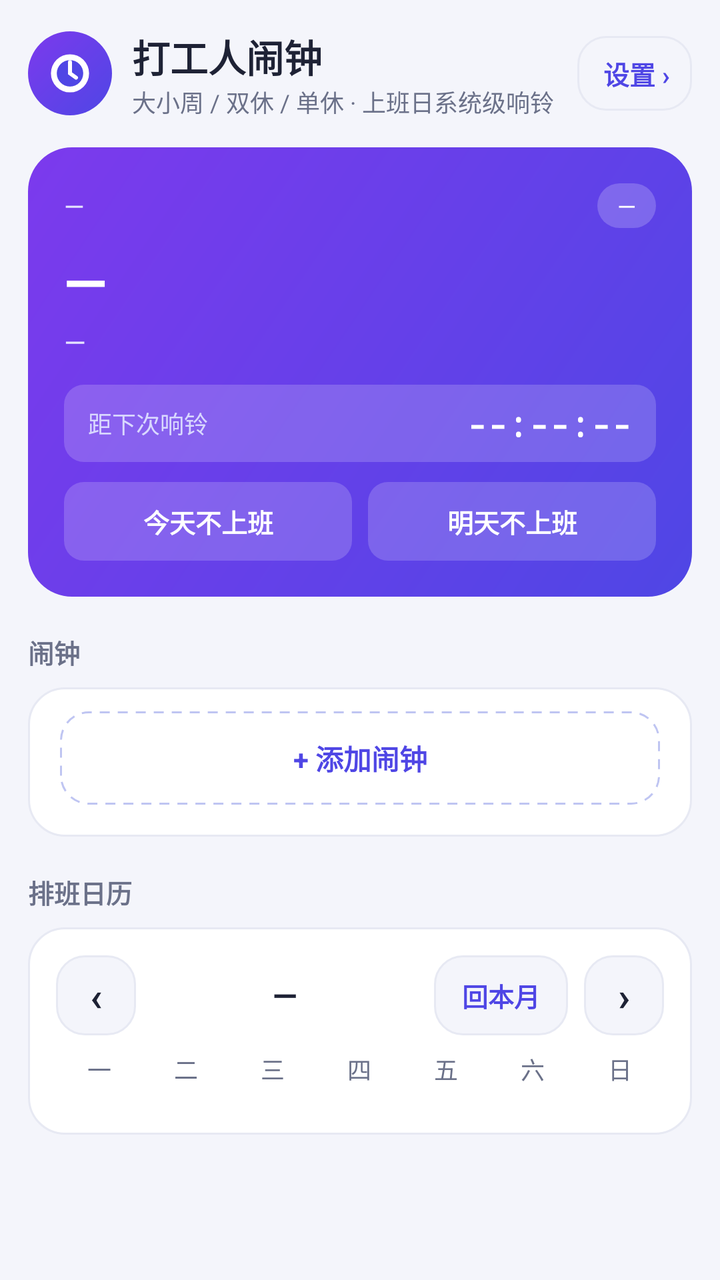
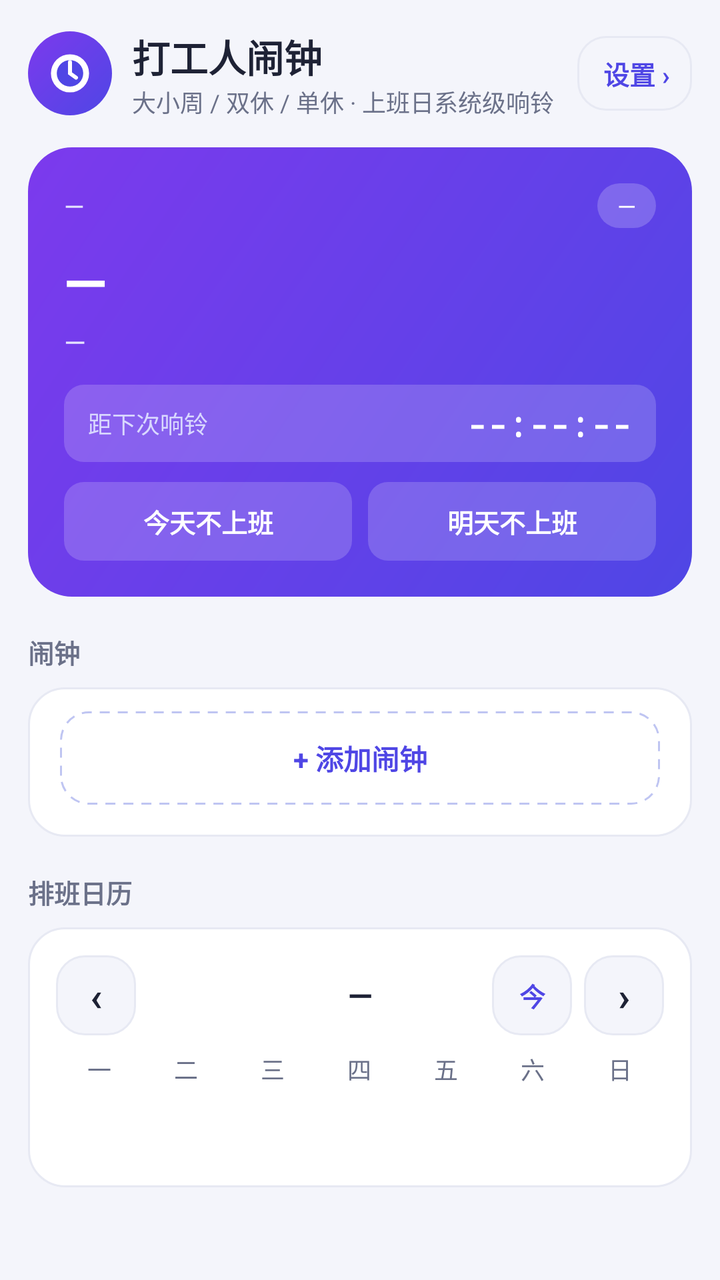

Two renders of the same Android screen: before a commit and after it. Below are the layout's source before the change and the commit's diff.
<!-- AndroidManifest.xml: application theme Theme.WeekdayAlarm -->
<!-- res/layout/activity_main.xml -->
<?xml version="1.0" encoding="utf-8"?>
<ScrollView xmlns:android="http://schemas.android.com/apk/res/android"
    android:layout_width="match_parent"
    android:layout_height="match_parent"
    android:background="@color/bg"
    android:fitsSystemWindows="true">

    <LinearLayout
        android:layout_width="match_parent"
        android:layout_height="wrap_content"
        android:orientation="vertical"
        android:padding="14dp">

        
        <LinearLayout
            android:layout_width="match_parent"
            android:layout_height="wrap_content"
            android:orientation="horizontal"
            android:gravity="center_vertical"
            android:layout_marginBottom="14dp">

            <ImageView
                android:layout_width="42dp"
                android:layout_height="42dp"
                android:background="@drawable/bg_hero"
                android:padding="@dimen/space_8"
                android:contentDescription="@null"
                android:src="@drawable/ic_clock_white" />

            <LinearLayout
                android:layout_width="0dp"
                android:layout_height="wrap_content"
                android:layout_weight="1"
                android:orientation="vertical"
                android:layout_marginStart="@dimen/space_10">

                <TextView
                    android:layout_width="wrap_content"
                    android:layout_height="wrap_content"
                    android:text="打工人闹钟"
                    android:textColor="@color/ink"
                    android:textSize="19sp"
                    android:textStyle="bold" />

                <TextView
                    android:layout_width="wrap_content"
                    android:layout_height="wrap_content"
                    android:text="大小周 / 双休 / 单休 · 上班日系统级响铃"
                    android:textColor="@color/sub"
                    android:textSize="12sp" />
            </LinearLayout>

            
            <TextView
                android:id="@+id/btn_settings_entry"
                android:layout_width="wrap_content"
                android:layout_height="wrap_content"
                android:layout_marginStart="@dimen/space_8"
                android:background="@drawable/bg_time_outline"
                android:clickable="true"
                android:focusable="true"
                android:paddingStart="13dp"
                android:paddingEnd="11dp"
                android:paddingTop="9dp"
                android:paddingBottom="9dp"
                android:text="设置 ›"
                android:textColor="@color/indigo"
                android:textSize="13sp"
                android:textStyle="bold" />
        </LinearLayout>

        
        <LinearLayout
            android:id="@+id/row_ringing"
            android:layout_width="match_parent"
            android:layout_height="52dp"
            android:layout_marginTop="@dimen/space_12"
            android:background="@drawable/bg_card"
            android:gravity="center_vertical"
            android:orientation="horizontal"
            android:paddingStart="@dimen/space_16"
            android:paddingEnd="@dimen/space_12"
            android:visibility="gone">

            <TextView
                android:layout_width="0dp"
                android:layout_height="wrap_content"
                android:layout_weight="1"
                android:text="闹钟正在响"
                android:textColor="@color/danger"
                android:textSize="15sp"
                android:textStyle="bold" />

            <TextView
                android:id="@+id/btn_stop_ringing"
                android:layout_width="wrap_content"
                android:layout_height="wrap_content"
                android:background="@drawable/bg_time_outline"
                android:clickable="true"
                android:focusable="true"
                android:paddingStart="18dp"
                android:paddingTop="@dimen/space_8"
                android:paddingEnd="18dp"
                android:paddingBottom="@dimen/space_8"
                android:text="停止"
                android:textColor="@color/ink"
                android:textSize="14sp"
                android:textStyle="bold" />
        </LinearLayout>

        
        <LinearLayout
            android:layout_width="match_parent"
            android:layout_height="wrap_content"
            android:orientation="vertical"
            android:background="@drawable/bg_hero"
            android:padding="18dp">

            <LinearLayout
                android:layout_width="match_parent"
                android:layout_height="wrap_content"
                android:orientation="horizontal"
                android:gravity="center_vertical">

                
                <LinearLayout
                    android:layout_width="0dp"
                    android:layout_height="wrap_content"
                    android:layout_weight="1"
                    android:orientation="vertical">

                    <TextView
                        android:id="@+id/tv_today_date"
                        android:layout_width="wrap_content"
                        android:layout_height="wrap_content"
                        android:text="—"
                        android:textColor="#E6E4FF"
                        android:textSize="13sp" />

                    <TextView
                        android:id="@+id/tv_today_lunar"
                        android:layout_width="wrap_content"
                        android:layout_height="wrap_content"
                        android:layout_marginTop="1dp"
                        android:text=""
                        android:textColor="#C9CEFD"
                        android:textSize="11sp"
                        android:visibility="gone" />
                </LinearLayout>

                <TextView
                    android:id="@+id/tv_week_chip"
                    style="@style/WeekChip"
                    android:layout_width="wrap_content"
                    android:layout_height="wrap_content"
                    android:text="—" />
            </LinearLayout>

            <TextView
                android:id="@+id/tv_today_status"
                android:layout_width="wrap_content"
                android:layout_height="wrap_content"
                android:layout_marginTop="@dimen/space_8"
                android:text="—"
                android:textColor="@color/white"
                android:textSize="28sp"
                android:textStyle="bold" />

            <TextView
                android:id="@+id/tv_today_sub"
                android:layout_width="match_parent"
                android:layout_height="wrap_content"
                android:layout_marginTop="@dimen/space_2"
                android:text="—"
                android:textColor="#E6E4FF"
                android:textSize="14sp"
                android:lineSpacingMultiplier="1.15" />

            
            <TextView
                android:id="@+id/tv_holiday_countdown"
                android:layout_width="match_parent"
                android:layout_height="wrap_content"
                android:layout_marginTop="@dimen/space_2"
                android:text=""
                android:textColor="#C9CEFD"
                android:textSize="12sp"
                android:visibility="gone" />

            
            <LinearLayout
                android:id="@+id/box_countdown"
                android:layout_width="match_parent"
                android:layout_height="wrap_content"
                android:layout_marginTop="@dimen/space_12"
                android:background="@drawable/bg_hero_pill"
                android:gravity="center_vertical"
                android:orientation="horizontal"
                android:paddingStart="@dimen/space_12"
                android:paddingEnd="@dimen/space_12"
                android:paddingTop="@dimen/space_8"
                android:paddingBottom="@dimen/space_8">

                <TextView
                    android:id="@+id/tv_countdown_label"
                    android:layout_width="0dp"
                    android:layout_height="wrap_content"
                    android:layout_weight="1"
                    android:ellipsize="end"
                    android:maxLines="1"
                    android:text="距下次响铃"
                    android:textColor="#D9D8FF"
                    android:textSize="12sp" />

                <TextView
                    android:id="@+id/tv_countdown"
                    android:layout_width="wrap_content"
                    android:layout_height="wrap_content"
                    android:fontFamily="monospace"
                    android:text="--:--:--"
                    android:textColor="@color/white"
                    android:textSize="17sp"
                    android:textStyle="bold" />
            </LinearLayout>

            
            <LinearLayout
                android:layout_width="match_parent"
                android:layout_height="wrap_content"
                android:layout_marginTop="@dimen/space_10"
                android:orientation="horizontal">

                <TextView
                    android:id="@+id/btn_day_off"
                    android:layout_width="0dp"
                    android:layout_height="wrap_content"
                    android:layout_weight="1"
                    android:background="@drawable/bg_hero_pill"
                    android:clickable="true"
                    android:focusable="true"
                    android:gravity="center"
                    android:maxLines="1"
                    android:paddingTop="@dimen/space_10"
                    android:paddingBottom="@dimen/space_10"
                    android:text="今天不上班"
                    android:textColor="@color/white"
                    android:textSize="13sp"
                    android:textStyle="bold" />

                <TextView
                    android:id="@+id/btn_day_off_tomorrow"
                    android:layout_width="0dp"
                    android:layout_height="wrap_content"
                    android:layout_weight="1"
                    android:layout_marginStart="@dimen/space_8"
                    android:background="@drawable/bg_hero_pill"
                    android:clickable="true"
                    android:focusable="true"
                    android:gravity="center"
                    android:maxLines="1"
                    android:paddingTop="@dimen/space_10"
                    android:paddingBottom="@dimen/space_10"
                    android:text="明天不上班"
                    android:textColor="@color/white"
                    android:textSize="13sp"
                    android:textStyle="bold" />

            </LinearLayout>

        </LinearLayout>

        
        <TextView
            style="@style/SectionTitle"
            android:layout_width="wrap_content"
            android:layout_height="wrap_content"
            android:layout_marginTop="18dp"
            android:layout_marginBottom="@dimen/space_8"
            android:text="闹钟" />

        <LinearLayout
            android:layout_width="match_parent"
            android:layout_height="wrap_content"
            android:background="@drawable/bg_card"
            android:orientation="vertical">

            
            <LinearLayout
                android:id="@+id/alarm_list"
                android:layout_width="match_parent"
                android:layout_height="wrap_content"
                android:orientation="vertical"
                android:paddingStart="@dimen/space_16"
                android:paddingEnd="@dimen/space_12" />

            <TextView
                android:id="@+id/btn_add_alarm"
                android:layout_width="match_parent"
                android:layout_height="wrap_content"
                android:layout_marginStart="@dimen/space_16"
                android:layout_marginEnd="@dimen/space_16"
                android:layout_marginTop="@dimen/space_12"
                android:layout_marginBottom="@dimen/space_16"
                android:background="@drawable/bg_add_alarm"
                android:clickable="true"
                android:focusable="true"
                android:gravity="center"
                android:padding="13dp"
                android:text="+ 添加闹钟"
                android:textColor="@color/indigo"
                android:textSize="14sp"
                android:textStyle="bold" />
        </LinearLayout>

        
        <TextView
            style="@style/SectionTitle"
            android:layout_width="wrap_content"
            android:layout_height="wrap_content"
            android:layout_marginTop="18dp"
            android:layout_marginBottom="@dimen/space_8"
            android:text="排班日历" />

        <LinearLayout
            android:id="@+id/calendar_card"
            android:layout_width="match_parent"
            android:layout_height="wrap_content"
            android:background="@drawable/bg_card"
            android:orientation="vertical"
            android:padding="14dp">

            
            <LinearLayout
                android:layout_width="match_parent"
                android:layout_height="wrap_content"
                android:gravity="center_vertical"
                android:orientation="horizontal">

                <TextView
                    android:id="@+id/btn_prev"
                    android:layout_width="40dp"
                    android:layout_height="40dp"
                    android:background="@drawable/bg_time_outline"
                    android:clickable="true"
                    android:contentDescription="上个月"
                    android:focusable="true"
                    android:gravity="center"
                    android:text="‹"
                    android:textColor="@color/ink"
                    android:textSize="20sp"
                    android:textStyle="bold" />

                <TextView
                    android:id="@+id/tv_cal_title"
                    android:layout_width="0dp"
                    android:layout_height="wrap_content"
                    android:layout_weight="1"
                    android:gravity="center"
                    android:text="—"
                    android:textColor="@color/ink"
                    android:textSize="16sp"
                    android:textStyle="bold" />

                <TextView
                    android:id="@+id/btn_today"
                    android:layout_width="wrap_content"
                    android:layout_height="40dp"
                    android:layout_marginEnd="@dimen/space_8"
                    android:background="@drawable/bg_time_outline"
                    android:clickable="true"
                    android:focusable="true"
                    android:gravity="center"
                    android:paddingStart="14dp"
                    android:paddingEnd="14dp"
                    android:text="回本月"
                    android:textColor="@color/indigo"
                    android:textSize="13sp"
                    android:textStyle="bold" />

                <TextView
                    android:id="@+id/btn_next"
                    android:layout_width="40dp"
                    android:layout_height="40dp"
                    android:background="@drawable/bg_time_outline"
                    android:clickable="true"
                    android:contentDescription="下个月"
                    android:focusable="true"
                    android:gravity="center"
                    android:text="›"
                    android:textColor="@color/ink"
                    android:textSize="20sp"
                    android:textStyle="bold" />
            </LinearLayout>

            
            <LinearLayout
                android:layout_width="match_parent"
                android:layout_height="wrap_content"
                android:layout_marginTop="@dimen/space_8"
                android:orientation="horizontal">

                <TextView
                    android:id="@+id/cal_dow_0"
                    style="@style/FieldHint"
                    android:layout_width="0dp"
                    android:layout_height="wrap_content"
                    android:layout_weight="1"
                    android:gravity="center"
                    android:text="一" />

                <TextView
                    android:id="@+id/cal_dow_1"
                    style="@style/FieldHint"
                    android:layout_width="0dp"
                    android:layout_height="wrap_content"
                    android:layout_weight="1"
                    android:gravity="center"
                    android:text="二" />

                <TextView
                    android:id="@+id/cal_dow_2"
                    style="@style/FieldHint"
                    android:layout_width="0dp"
                    android:layout_height="wrap_content"
                    android:layout_weight="1"
                    android:gravity="center"
                    android:text="三" />

                <TextView
                    android:id="@+id/cal_dow_3"
                    style="@style/FieldHint"
                    android:layout_width="0dp"
                    android:layout_height="wrap_content"
                    android:layout_weight="1"
                    android:gravity="center"
                    android:text="四" />

                <TextView
                    android:id="@+id/cal_dow_4"
                    style="@style/FieldHint"
                    android:layout_width="0dp"
                    android:layout_height="wrap_content"
                    android:layout_weight="1"
                    android:gravity="center"
                    android:text="五" />

                <TextView
                    android:id="@+id/cal_dow_5"
                    style="@style/FieldHint"
                    android:layout_width="0dp"
                    android:layout_height="wrap_content"
                    android:layout_weight="1"
                    android:gravity="center"
                    android:text="六" />

                <TextView
                    android:id="@+id/cal_dow_6"
                    style="@style/FieldHint"
                    android:layout_width="0dp"
                    android:layout_height="wrap_content"
                    android:layout_weight="1"
                    android:gravity="center"
                    android:text="日" />
            </LinearLayout>

            
            <LinearLayout
                android:id="@+id/cal_rows"
                android:layout_width="match_parent"
                android:layout_height="wrap_content"
                android:orientation="vertical" />

            
            <LinearLayout
                android:id="@+id/legend_row"
                android:layout_width="match_parent"
                android:layout_height="wrap_content"
                android:layout_marginTop="@dimen/space_10"
                android:orientation="vertical" />
        </LinearLayout>

        

    </LinearLayout>
</ScrollView>
<!-- resources referenced by this layout -->
<resources>
  <color name="bg">#F4F5FB</color>
  <color name="danger">#DC2626</color>
  <color name="indigo">#4F46E5</color>
  <color name="ink">#1E2235</color>
  <color name="sub">#6B7189</color>
  <color name="white">#FFFFFFFF</color>
  <dimen name="space_10">10dp</dimen>
  <dimen name="space_12">12dp</dimen>
  <dimen name="space_16">16dp</dimen>
  <dimen name="space_2">2dp</dimen>
  <dimen name="space_8">8dp</dimen>
  <!-- drawable bg_card (drawable) -->
  <?xml version="1.0" encoding="utf-8"?>
  <shape xmlns:android="http://schemas.android.com/apk/res/android"
      android:shape="rectangle">
      <solid android:color="@color/card" />
      <corners android:radius="@dimen/radius_card" />
      <stroke android:width="1dp" android:color="@color/line" />
  </shape>
  <!-- drawable bg_hero (drawable) -->
  <?xml version="1.0" encoding="utf-8"?>
  <shape xmlns:android="http://schemas.android.com/apk/res/android"
      android:shape="rectangle">
      <gradient
          android:angle="135"
          android:startColor="@color/hero_start"
          android:endColor="@color/hero_end" />
      <corners android:radius="@dimen/radius_banner" />
  </shape>
  <!-- drawable bg_hero_pill (drawable) -->
  <?xml version="1.0" encoding="utf-8"?>
  <shape xmlns:android="http://schemas.android.com/apk/res/android"
      android:shape="rectangle">
      <solid android:color="#2EFFFFFF" />
      <corners android:radius="@dimen/radius_chip" />
  </shape>
  <!-- drawable bg_time_outline (drawable) -->
  <?xml version="1.0" encoding="utf-8"?>
  <ripple xmlns:android="http://schemas.android.com/apk/res/android"
      android:color="#1F4F46E5">
      <item>
          <shape android:shape="rectangle">
              <solid android:color="@color/bg" />
              <corners android:radius="@dimen/radius_row" />
              <stroke android:width="1dp" android:color="@color/line" />
          </shape>
      </item>
  </ripple>
  <style name="FieldHint">
          <item name="android:textColor">@color/sub</item>
          <item name="android:textSize">12sp</item>
      </style>
  <style name="SectionTitle">
          <item name="android:textColor">@color/sub</item>
          <item name="android:textSize">13sp</item>
          <item name="android:textStyle">bold</item>
      </style>
  <style name="WeekChip">
          <item name="android:background">@drawable/bg_chip_white</item>
          <item name="android:textColor">@color/white</item>
          <item name="android:textSize">12sp</item>
          <item name="android:paddingLeft">10dp</item>
          <item name="android:paddingRight">10dp</item>
          <item name="android:paddingTop">3dp</item>
          <item name="android:paddingBottom">3dp</item>
      </style>
  <style name="Theme.WeekdayAlarm" parent="Theme.Material3.DayNight.NoActionBar">
          <item name="colorPrimary">@color/indigo</item>
          <item name="colorPrimaryVariant">@color/indigo_dark</item>
          <item name="colorOnPrimary">@color/white</item>
          <item name="android:statusBarColor">@color/bg</item>
          <item name="android:windowLightStatusBar">true</item>
      </style>
  <dimen name="radius_row">14dp</dimen>
  <color name="card">#FFFFFF</color>
  <dimen name="radius_card">18dp</dimen>
  <color name="line">#E7E9F3</color>
  <color name="hero_start">#4F46E5</color>
  <color name="hero_end">#7C3AED</color>
  <dimen name="radius_banner">22dp</dimen>
  <dimen name="radius_chip">10dp</dimen>
  <!-- drawable bg_chip_white (drawable) -->
  <?xml version="1.0" encoding="utf-8"?>
  <shape xmlns:android="http://schemas.android.com/apk/res/android"
      android:shape="rectangle">
      <solid android:color="#33FFFFFF" />
      <corners android:radius="@dimen/radius_pill" />
  </shape>
  <color name="indigo_dark">#4338CA</color>
  <dimen name="radius_pill">999dp</dimen>
  <!-- unchanged entries left out for length: 2 -->
</resources>

<!-- the commit's change to res/layout/activity_main.xml (unified diff, before → after) -->
@@ -330,16 +330,15 @@
             android:padding="14dp">
 
             
-            <LinearLayout
-                android:layout_width="match_parent"
-                android:layout_height="wrap_content"
-                android:gravity="center_vertical"
-                android:orientation="horizontal">
+            <FrameLayout
+                android:layout_width="match_parent"
+                android:layout_height="40dp">
 
                 <TextView
                     android:id="@+id/btn_prev"
                     android:layout_width="40dp"
                     android:layout_height="40dp"
+                    android:layout_gravity="start|center_vertical"
                     android:background="@drawable/bg_time_outline"
                     android:clickable="true"
                     android:contentDescription="上个月"
@@ -352,45 +351,57 @@
 
                 <TextView
                     android:id="@+id/tv_cal_title"
-                    android:layout_width="0dp"
-                    android:layout_height="wrap_content"
-                    android:layout_weight="1"
-                    android:gravity="center"
+                    android:layout_width="match_parent"
+                    android:layout_height="wrap_content"
+                    android:layout_gravity="center"
+                    android:layout_marginStart="90dp"
+                    android:layout_marginEnd="90dp"
+                    android:ellipsize="end"
+                    android:gravity="center"
+                    android:maxLines="1"
                     android:text="—"
                     android:textColor="@color/ink"
                     android:textSize="16sp"
                     android:textStyle="bold" />
 
-                <TextView
-                    android:id="@+id/btn_today"
+                <LinearLayout
                     android:layout_width="wrap_content"
-                    android:layout_height="40dp"
-                    android:layout_marginEnd="@dimen/space_8"
-                    android:background="@drawable/bg_time_outline"
-                    android:clickable="true"
-                    android:focusable="true"
-                    android:gravity="center"
-                    android:paddingStart="14dp"
-                    android:paddingEnd="14dp"
-                    android:text="回本月"
-                    android:textColor="@color/indigo"
-                    android:textSize="13sp"
-                    android:textStyle="bold" />
-
-                <TextView
-                    android:id="@+id/btn_next"
-                    android:layout_width="40dp"
-                    android:layout_height="40dp"
-                    android:background="@drawable/bg_time_outline"
-                    android:clickable="true"
-                    android:contentDescription="下个月"
-                    android:focusable="true"
-                    android:gravity="center"
-                    android:text="›"
-                    android:textColor="@color/ink"
-                    android:textSize="20sp"
-                    android:textStyle="bold" />
-            </LinearLayout>
+                    android:layout_height="wrap_content"
+                    android:layout_gravity="end|center_vertical"
+                    android:gravity="center_vertical"
+                    android:orientation="horizontal">
+
+                    
+                    <TextView
+                        android:id="@+id/btn_today"
+                        android:layout_width="40dp"
+                        android:layout_height="40dp"
+                        android:layout_marginEnd="@dimen/space_6"
+                        android:background="@drawable/bg_time_outline"
+                        android:clickable="true"
+                        android:contentDescription="回到本月"
+                        android:focusable="true"
+                        android:gravity="center"
+                        android:text="今"
+                        android:textColor="@color/indigo"
+                        android:textSize="13sp"
+                        android:textStyle="bold" />
+
+                    <TextView
+                        android:id="@+id/btn_next"
+                        android:layout_width="40dp"
+                        android:layout_height="40dp"
+                        android:background="@drawable/bg_time_outline"
+                        android:clickable="true"
+                        android:contentDescription="下个月"
+                        android:focusable="true"
+                        android:gravity="center"
+                        android:text="›"
+                        android:textColor="@color/ink"
+                        android:textSize="20sp"
+                        android:textStyle="bold" />
+                </LinearLayout>
+            </FrameLayout>
 
             
             <LinearLayout
@@ -469,6 +480,15 @@
                 android:layout_width="match_parent"
                 android:layout_height="wrap_content"
                 android:orientation="vertical" />
+
+            
+            <TextView
+                android:id="@+id/tv_cal_stats"
+                android:layout_width="match_parent"
+                android:layout_height="wrap_content"
+                android:layout_marginTop="@dimen/space_10"
+                android:textColor="@color/sub"
+                android:textSize="12sp" />
 
             
             <LinearLayout
<!-- resource entries referenced after the edit -->
@@ -10,6 +10,7 @@
   <dimen name="space_12">12dp</dimen>
   <dimen name="space_16">16dp</dimen>
   <dimen name="space_2">2dp</dimen>
+  <dimen name="space_6">6dp</dimen>
   <dimen name="space_8">8dp</dimen>
   <!-- drawable bg_card (drawable) -->
   <?xml version="1.0" encoding="utf-8"?>
